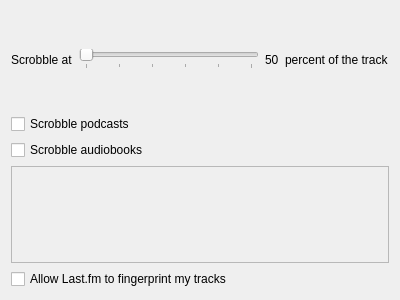
mutecypher/lastfm-desktop, file app/client/Settings/ScrobbleSettingsWidget.ui: the form before one commit.
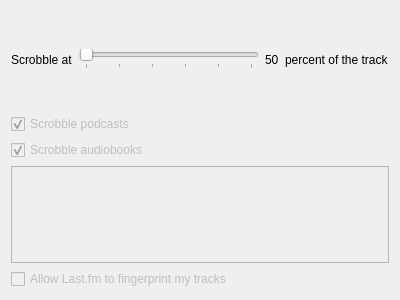
The form after the commit.

Commit message: cog now opens prefs. settings diasbled where they do not work. can hide the sys tray menu bar icon.

```diff
--- a/app/client/Settings/ScrobbleSettingsWidget.ui
+++ b/app/client/Settings/ScrobbleSettingsWidget.ui
@@ -60,16 +60,28 @@
    </item>
    <item>
     <widget class="QCheckBox" name="podcasts">
+     <property name="enabled">
+      <bool>false</bool>
+     </property>
      <property name="text">
       <string>Scrobble podcasts</string>
      </property>
+     <property name="checked">
+      <bool>true</bool>
+     </property>
     </widget>
    </item>
    <item>
     <widget class="QCheckBox" name="audiobooks">
+     <property name="enabled">
+      <bool>false</bool>
+     </property>
      <property name="text">
       <string>Scrobble audiobooks</string>
      </property>
+     <property name="checked">
+      <bool>true</bool>
+     </property>
     </widget>
    </item>
    <item>
@@ -84,6 +96,9 @@
    </item>
    <item>
     <widget class="QCheckBox" name="allowFingerprint">
+     <property name="enabled">
+      <bool>false</bool>
+     </property>
      <property name="text">
       <string>Allow Last.fm to fingerprint my tracks</string>
      </property>
```
The commit also changes 7 other files.
